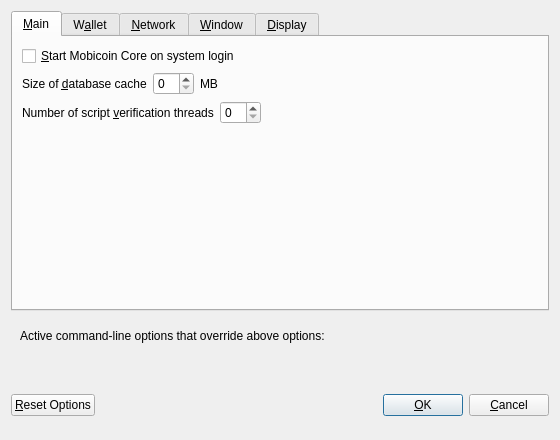
First picture: the form in src/qt/forms/optionsdialog.ui, repository TinyCalf/Mocoin, before the edit.
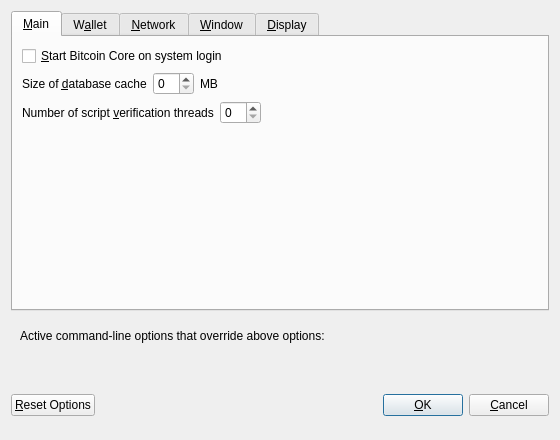
Second picture: the form after the edit. Custom widgets are drawn as their Qt base class.

```diff
--- a/src/qt/forms/optionsdialog.ui
+++ b/src/qt/forms/optionsdialog.ui
@@ -33,7 +33,7 @@
           <string>Automatically start Bitcoin Core after logging in to the system.</string>
          </property>
          <property name="text">
-          <string>&amp;Start Mobicoin Core on system login</string>
+          <string>&amp;Start Bitcoin Core on system login</string>
          </property>
         </widget>
        </item>
```
